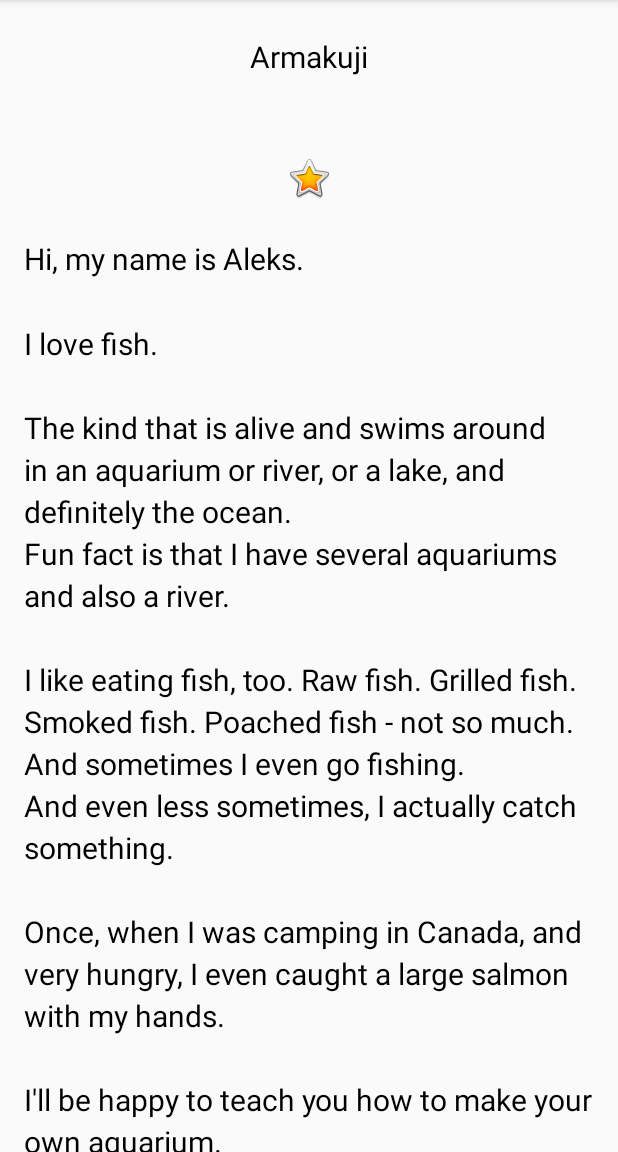
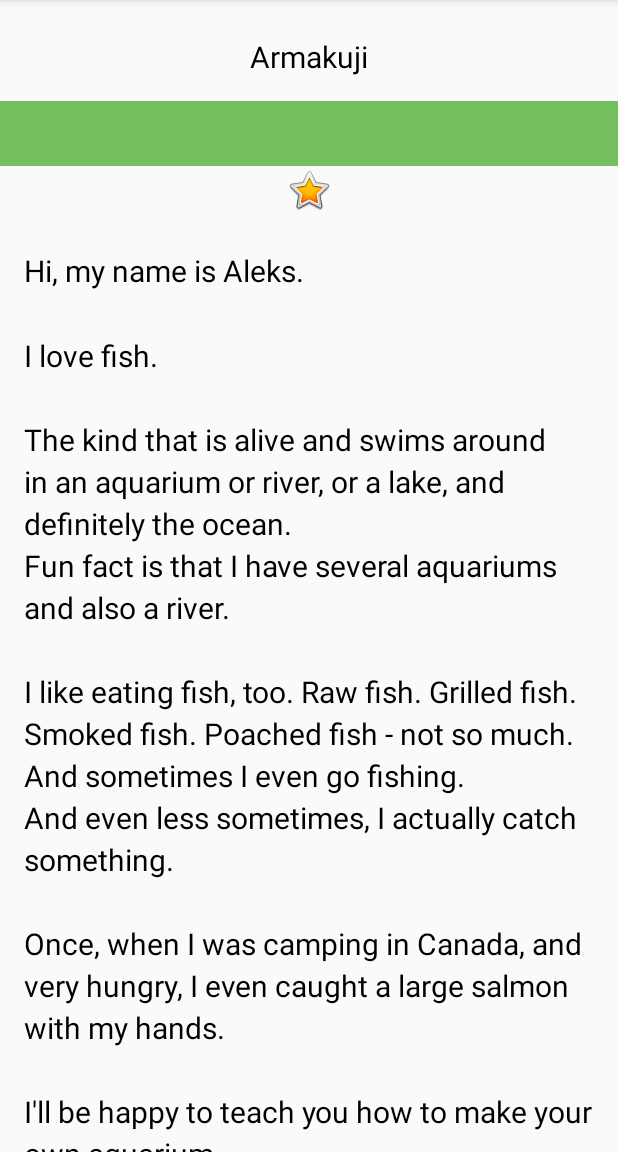
Before and after one commit to Armakuji/Andriod_Kotlin2.1, an Android app: the screen it shows after launch (MainActivity), after a tap on "DONE", on a phone screen of 412 x 824 dp, the part 84-1236 px from its top. Run offline under Robolectric (Android 15) with nearby library versions, the phone set to English and light mode, and no system bars; Roboto replaces fonts that are not available here.

```diff
--- a/app/src/main/res/layout/activity_main.xml
+++ b/app/src/main/res/layout/activity_main.xml
@@ -30,7 +30,8 @@
             android:text=""
             android:layout_width="match_parent"
             android:layout_height="wrap_content" android:id="@+id/nickname_text" style="@style/NameStyle"
-            android:textAlignment="center" android:visibility="gone"/>
+            android:textAlignment="center" android:visibility="gone" android:background="@color/colorAccent"
+            android:paddingBottom="@dimen/small_padding"/>
     <ImageView
             android:layout_width="match_parent"
             android:layout_height="wrap_content" app:srcCompat="@android:drawable/btn_star_big_on"
```
Also changed, not shown: app/src/main/java/buu/informatics/s59160575/aboutme/MainActivity.kt (+18 -0 lines).
